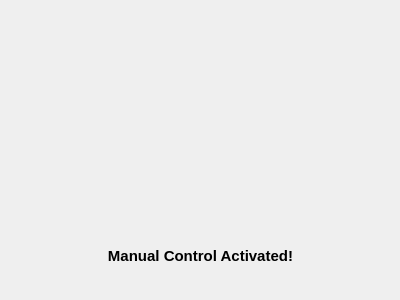
Old version of the form ARVID_GS/manualcontrol.ui in the repository Eruvae/floatsat5.
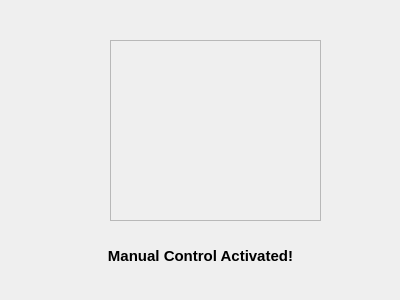
New version of the form. Icons and pictures are not drawn.

Commit message:
Dark mode; UX and UI changes
1. Fixed Battery SOC fluctuations
2. Added variable progress bar style sheet for battery SOC
3. Added dark mode
4. Fixed graph scaling issues
5. UI improvements

Patch:
```diff
--- a/ARVID_GS/manualcontrol.ui
+++ b/ARVID_GS/manualcontrol.ui
@@ -13,19 +13,6 @@
   <property name="windowTitle">
    <string>Dialog</string>
   </property>
-  <widget class="QWidget" name="mctrl_img" native="true">
-   <property name="geometry">
-    <rect>
-     <x>100</x>
-     <y>40</y>
-     <width>201</width>
-     <height>191</height>
-    </rect>
-   </property>
-   <property name="styleSheet">
-    <string notr="true">background-image: url(:/Project Images/Img/mctrl.png);</string>
-   </property>
-  </widget>
   <widget class="QLabel" name="label">
    <property name="geometry">
     <rect>
@@ -49,6 +36,25 @@
     <set>Qt::AlignCenter</set>
    </property>
   </widget>
+  <widget class="QFrame" name="mctrl_img">
+   <property name="geometry">
+    <rect>
+     <x>110</x>
+     <y>40</y>
+     <width>211</width>
+     <height>181</height>
+    </rect>
+   </property>
+   <property name="styleSheet">
+    <string notr="true">background-image: url(:/Project Images/Img/mctrl.png);</string>
+   </property>
+   <property name="frameShape">
+    <enum>QFrame::StyledPanel</enum>
+   </property>
+   <property name="frameShadow">
+    <enum>QFrame::Raised</enum>
+   </property>
+  </widget>
  </widget>
  <resources/>
  <connections/>
```
The commit also changes 6 other files.
